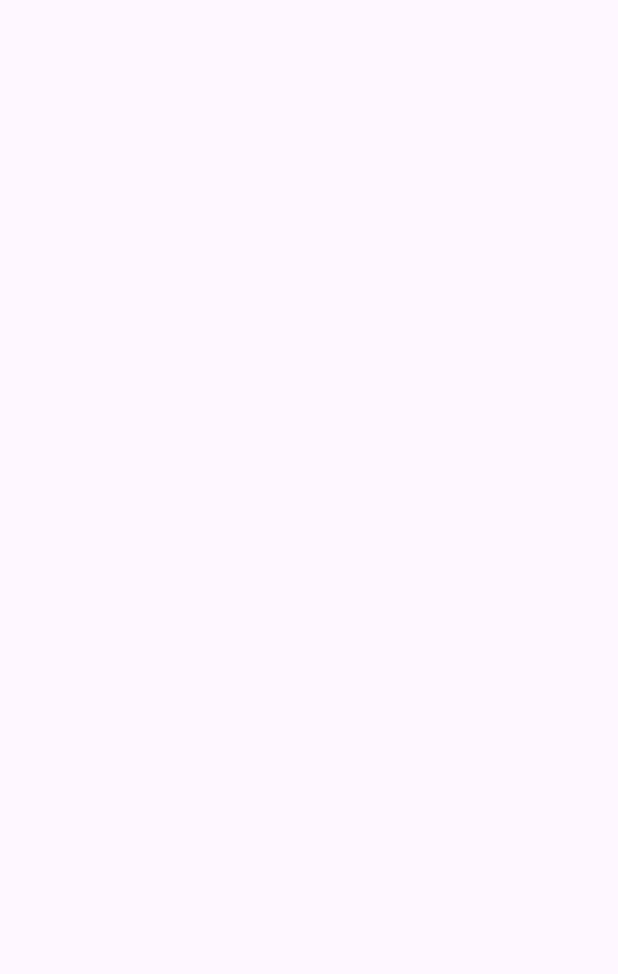
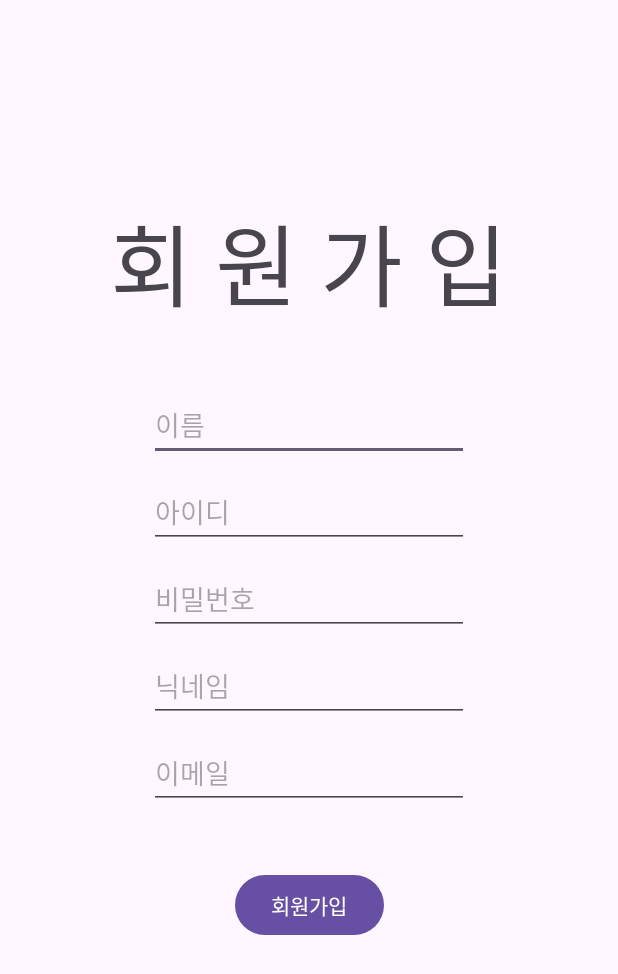
Before and after one commit to FirePotatoes/first_step_frontend, an Android app: the signup screen opened directly, with no data from a screen before it, on a phone screen of 412 x 824 dp. Before the commit the part shown is empty. Shown: the top 974 px of the screen. Run offline under Robolectric (Android 15) with nearby library versions, the phone set to English and light mode, and no system bars.

Commit message:
feat(login):id, password (2)

```diff
--- a/app/src/main/AndroidManifest.xml
+++ b/app/src/main/AndroidManifest.xml
@@ -12,9 +12,6 @@
         android:supportsRtl="true"
         android:theme="@style/Theme.FirstStep"
         tools:targetApi="31">
-        <activity
-            android:name=".newnewlogin"
-            android:exported="false" />
         <activity
             android:name=".userinfo"
             android:exported="false" />
--- a/app/src/main/java/com/example/firststep/login.kt
+++ b/app/src/main/java/com/example/firststep/login.kt
@@ -3,12 +3,22 @@ package com.example.firststep
 import android.content.Intent
 import androidx.appcompat.app.AppCompatActivity
 import android.os.Bundle
+import android.widget.Button
 
 class Login : AppCompatActivity() {
     override fun onCreate(savedInstanceState: Bundle?) {
         super.onCreate(savedInstanceState)
         setContentView(R.layout.activity_login)
 
+        fun settingButton() {
+            val button = findViewById<Button>(R.id.btnGoSignupActivity)
+            button.setOnClickListener {
+                //signup activity로 이동
+                val intent = Intent(this,signup::class.java)
+                startActivity(intent)
+            }
+        }
+
 
     }
 }
--- a/app/src/main/res/layout/activity_login.xml
+++ b/app/src/main/res/layout/activity_login.xml
@@ -15,7 +15,6 @@
         android:hint="비밀번호"
         android:inputType="textPassword"
         app:layout_constraintEnd_toEndOf="@+id/editTextText"
-        app:layout_constraintStart_toStartOf="@+id/editTextText"
         tools:layout_editor_absoluteY="378dp" />
 
     <EditText
@@ -35,20 +34,20 @@
         android:id="@+id/btnGoSignupActivity"
         android:layout_width="wrap_content"
         android:layout_height="wrap_content"
-        android:layout_marginTop="10dp"
         android:text="회원가입"
         app:layout_constraintEnd_toEndOf="@+id/editTextTextPassword"
-        app:layout_constraintTop_toBottomOf="@+id/editTextTextPassword" />
+        app:layout_constraintHorizontal_bias="1.0"
+        app:layout_constraintStart_toEndOf="@+id/btn_login"
+        tools:layout_editor_absoluteY="505dp" />
 
     <Button
         android:id="@+id/btn_login"
         android:layout_width="wrap_content"
         android:layout_height="wrap_content"
-        android:layout_marginTop="80dp"
         android:text="로그인"
-        app:layout_constraintEnd_toEndOf="parent"
-        app:layout_constraintStart_toStartOf="parent"
-        app:layout_constraintTop_toBottomOf="@+id/editTextTextPassword" />
+        app:layout_constraintBottom_toBottomOf="@+id/btnGoSignupActivity"
+        app:layout_constraintStart_toStartOf="@+id/editTextTextPassword"
+        app:layout_constraintTop_toTopOf="@+id/btnGoSignupActivity" />
 
     <TextView
         android:id="@+id/textView"
@@ -60,4 +59,5 @@
         app:layout_constraintEnd_toEndOf="parent"
         app:layout_constraintStart_toStartOf="parent"
         app:layout_constraintTop_toTopOf="parent" />
+
 </androidx.constraintlayout.widget.ConstraintLayout>
--- a/app/src/main/res/layout/activity_signup.xml
+++ b/app/src/main/res/layout/activity_signup.xml
@@ -4,4 +4,86 @@
     xmlns:tools="http://schemas.android.com/tools"
     android:layout_width="match_parent"
     android:layout_height="match_parent"
-    tools:context=".signup"/>
+    tools:context=".signup">
+
+    <TextView
+        android:id="@+id/textView2"
+        android:layout_width="wrap_content"
+        android:layout_height="wrap_content"
+        android:layout_marginTop="130dp"
+        android:text="회 원 가 입"
+        android:textSize="60sp"
+        app:layout_constraintEnd_toEndOf="parent"
+        app:layout_constraintStart_toStartOf="parent"
+        app:layout_constraintTop_toTopOf="parent" />
+
+    <EditText
+        android:id="@+id/editTextText2"
+        android:layout_width="wrap_content"
+        android:layout_height="wrap_content"
+        android:layout_marginTop="40dp"
+        android:ems="10"
+        android:hint="이름"
+        android:inputType="text"
+        app:layout_constraintEnd_toEndOf="parent"
+        app:layout_constraintStart_toStartOf="parent"
+        app:layout_constraintTop_toBottomOf="@+id/textView2" />
+
+    <EditText
+        android:id="@+id/editTextText3"
+        android:layout_width="wrap_content"
+        android:layout_height="wrap_content"
+        android:layout_marginTop="10dp"
+        android:ems="10"
+        android:hint="아이디"
+        android:inputType="text"
+        app:layout_constraintEnd_toEndOf="parent"
+        app:layout_constraintStart_toStartOf="parent"
+        app:layout_constraintTop_toBottomOf="@+id/editTextText2" />
+
+    <EditText
+        android:id="@+id/editTextTextPassword2"
+        android:layout_width="wrap_content"
+        android:layout_height="wrap_content"
+        android:layout_marginTop="10dp"
+        android:ems="10"
+        android:hint="비밀번호"
+        android:inputType="textPassword"
+        app:layout_constraintEnd_toEndOf="parent"
+        app:layout_constraintStart_toStartOf="parent"
+        app:layout_constraintTop_toBottomOf="@+id/editTextText3" />
+
+    <EditText
+        android:id="@+id/editTextText4"
+        android:layout_width="wrap_content"
+        android:layout_height="wrap_content"
+        android:layout_marginTop="10dp"
+        android:ems="10"
+        android:hint="닉네임"
+        android:inputType="text"
+        app:layout_constraintEnd_toEndOf="parent"
+        app:layout_constraintStart_toStartOf="parent"
+        app:layout_constraintTop_toBottomOf="@+id/editTextTextPassword2" />
+
+    <EditText
+        android:id="@+id/editTextTextEmailAddress"
+        android:layout_width="wrap_content"
+        android:layout_height="wrap_content"
+        android:layout_marginTop="10dp"
+        android:ems="10"
+        android:hint="이메일"
+        android:inputType="textEmailAddress"
+        app:layout_constraintEnd_toEndOf="parent"
+        app:layout_constraintStart_toStartOf="parent"
+        app:layout_constraintTop_toBottomOf="@+id/editTextText4" />
+
+    <Button
+        android:id="@+id/btn_signup"
+        android:layout_width="wrap_content"
+        android:layout_height="wrap_content"
+        android:layout_marginTop="40dp"
+        android:text="회원가입"
+        app:layout_constraintEnd_toEndOf="parent"
+        app:layout_constraintStart_toStartOf="parent"
+        app:layout_constraintTop_toBottomOf="@+id/editTextTextEmailAddress" />
+</androidx.constraintlayout.widget.ConstraintLayout>
```
